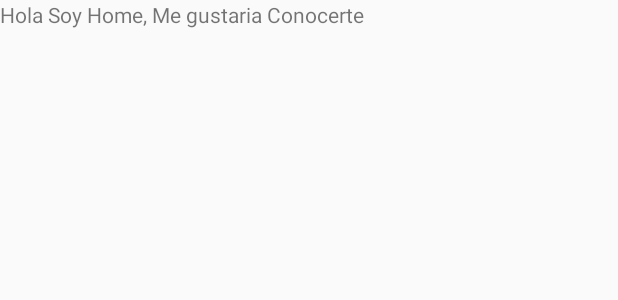
After one commit to uca-isti/android-0204-3-20171C, an Android app: the layout fragment_home.xml on its own in the app's theme, with its tools: preview values and no code run, on a phone screen of 412 x 824 dp. The commit adds this screen. Shown: the top 300 px of the screen. Run offline under Robolectric (Android 15) with nearby library versions, the phone set to English and light mode, and no system bars.

Commit message:
Fragment_1

```diff
--- a/app/build.gradle
+++ b/app/build.gradle
@@ -26,5 +26,6 @@ dependencies {
     })
     compile 'com.android.support:appcompat-v7:25.2.0'
     compile 'com.android.support:design:25.2.0'
+    compile 'com.android.support:support-v4:25.2.0'
     testCompile 'junit:junit:4.12'
 }
--- /dev/null
+++ b/app/src/main/res/layout/fragment_home.xml
@@ -0,0 +1,13 @@
+<FrameLayout xmlns:android="http://schemas.android.com/apk/res/android"
+    xmlns:tools="http://schemas.android.com/tools"
+    android:layout_width="match_parent"
+    android:layout_height="match_parent"
+    tools:context="uca.apss.isi.mascotapps.fragment.HomeFragment">
+
+    <!-- TODO: Update blank fragment layout -->
+    <TextView
+        android:layout_width="match_parent"
+        android:layout_height="match_parent"
+        android:text="Hola Soy Home, Me gustaria Conocerte" />
+
+</FrameLayout>
--- a/app/src/main/res/values/strings.xml
+++ b/app/src/main/res/values/strings.xml
@@ -9,4 +9,7 @@
     <!-- drawer nemu -->
 
     <string name="navigation_drawer_home"> INICIO </string>
+
+    <!-- TODO: Remove or change this placeholder text -->
+    <string name="hello_blank_fragment">Hello blank fragment</string>
 </resources>
```
Also changed, not shown: app/src/main/java/uca/apss/isi/mascotapps/MainActivity.java (+22 -2 lines), app/src/main/java/uca/apss/isi/mascotapps/fragment/HomeFragment.java (added, +30 -0 lines), app/src/main/java/uca/apss/isi/mascotapps/fragment/LocationFragment.java (added, +30 -0 lines), app/src/main/res/layout/content_main.xml (+5 -4 lines), app/src/main/res/layout/fragment_location.xml (added, +13 -0 lines).
